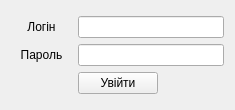
Adept-5455/CourseWork, file CourseWork/Редактор/loginwindow.ui: the form before one commit.
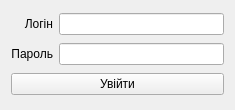
The form after the commit.

Diff of the .ui file:
```diff
--- a/CourseWork/Редактор/loginwindow.ui
+++ b/CourseWork/Редактор/loginwindow.ui
@@ -5,6 +5,14 @@
   <property name="windowModality">
    <enum>Qt::NonModal</enum>
   </property>
+  <property name="geometry">
+   <rect>
+    <x>0</x>
+    <y>0</y>
+    <width>235</width>
+    <height>110</height>
+   </rect>
+  </property>
   <property name="sizePolicy">
    <sizepolicy hsizetype="Fixed" vsizetype="Fixed">
     <horstretch>0</horstretch>
@@ -39,73 +47,43 @@
    <bool>true</bool>
   </property>
   <widget class="QWidget" name="centralWidget">
-   <layout class="QGridLayout" name="gridLayout_2">
-    <item row="0" column="0">
      <layout class="QGridLayout" name="gridLayout">
+    <item row="0" column="0">
+     <widget class="QLabel" name="loginLabel">
+      <property name="text">
+       <string>Логін</string>
+      </property>
+      <property name="alignment">
+       <set>Qt::AlignRight|Qt::AlignTrailing|Qt::AlignVCenter</set>
+      </property>
+     </widget>
+    </item>
+    <item row="0" column="1">
+     <widget class="QLineEdit" name="loginField"/>
+    </item>
       <item row="1" column="0">
        <widget class="QLabel" name="passwordLabel">
         <property name="text">
          <string>Пароль</string>
         </property>
         <property name="alignment">
-         <set>Qt::AlignCenter</set>
+       <set>Qt::AlignRight|Qt::AlignTrailing|Qt::AlignVCenter</set>
         </property>
        </widget>
       </item>
-      <item row="2" column="0">
-       <spacer name="horizontalSpacer">
-        <property name="orientation">
-         <enum>Qt::Horizontal</enum>
-        </property>
-        <property name="sizeHint" stdset="0">
-         <size>
-          <width>40</width>
-          <height>20</height>
-         </size>
-        </property>
-       </spacer>
-      </item>
-      <item row="2" column="1">
-       <widget class="QPushButton" name="pushButton">
-        <property name="text">
-         <string>Увійти</string>
-        </property>
-       </widget>
-      </item>
-      <item row="0" column="0">
-       <widget class="QLabel" name="loginLabel">
-        <property name="text">
-         <string>Логін</string>
-        </property>
-        <property name="alignment">
-         <set>Qt::AlignCenter</set>
-        </property>
-       </widget>
-      </item>
-      <item row="2" column="2">
-       <spacer name="horizontalSpacer_2">
-        <property name="orientation">
-         <enum>Qt::Horizontal</enum>
-        </property>
-        <property name="sizeHint" stdset="0">
-         <size>
-          <width>40</width>
-          <height>20</height>
-         </size>
-        </property>
-       </spacer>
-      </item>
-      <item row="1" column="1" colspan="2">
-       <widget class="QLineEdit" name="lineEdit_2">
+    <item row="1" column="1">
+     <widget class="QLineEdit" name="passwordField">
         <property name="echoMode">
          <enum>QLineEdit::Password</enum>
         </property>
        </widget>
       </item>
-      <item row="0" column="1" colspan="2">
-       <widget class="QLineEdit" name="lineEdit"/>
-      </item>
-     </layout>
+    <item row="2" column="0" colspan="2">
+     <widget class="QPushButton" name="pushButton">
+      <property name="text">
+       <string>Увійти</string>
+      </property>
+     </widget>
     </item>
    </layout>
   </widget>
```
Lines whose indentation alone changed are shown as unchanged.
